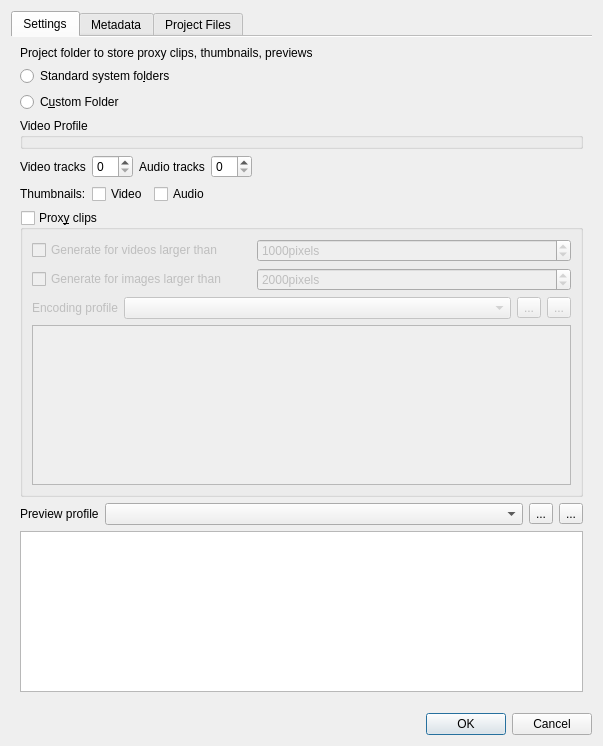
Old version of the form src/ui/projectsettings_ui.ui in the repository KDE/kdenlive.
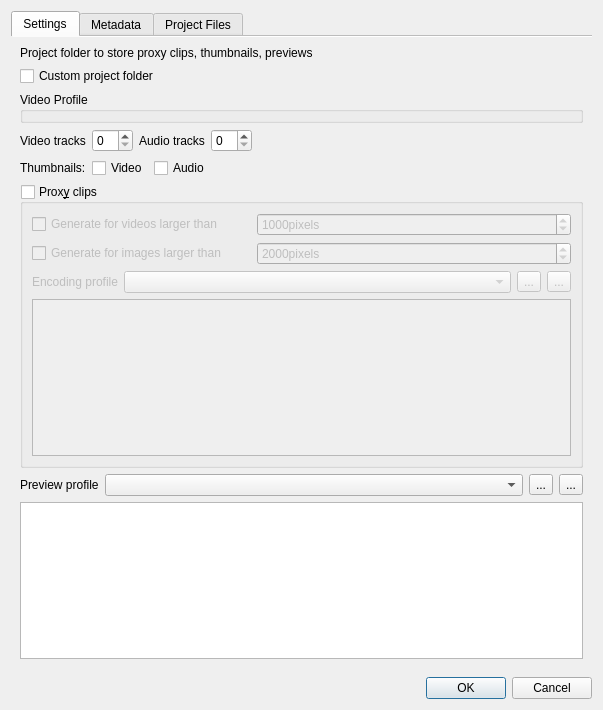
New version of the form. Custom widgets are drawn as their Qt base class.

Commit message: Fix various regressions introduced with project folder change CCBUG: 371965

```diff
--- a/src/ui/projectsettings_ui.ui
+++ b/src/ui/projectsettings_ui.ui
@@ -7,7 +7,7 @@
     <x>0</x>
     <y>0</y>
     <width>591</width>
-    <height>746</height>
+    <height>710</height>
    </rect>
   </property>
   <property name="windowTitle">
@@ -27,26 +27,26 @@
        <string>Settings</string>
       </attribute>
       <layout class="QGridLayout" name="gridLayout">
-       <item row="0" column="0" colspan="4">
-        <widget class="QLabel" name="label_4">
+       <item row="4" column="1">
+        <widget class="QCheckBox" name="video_thumbs">
          <property name="text">
-          <string>Project folder to store proxy clips, thumbnails, previews</string>
+          <string>Video</string>
+         </property>
+        </widget>
+       </item>
+       <item row="4" column="2">
+        <widget class="QCheckBox" name="audio_thumbs">
+         <property name="text">
+          <string>Audio</string>
          </property>
         </widget>
        </item>
        <item row="1" column="0" colspan="4">
-        <widget class="QRadioButton" name="xdg_folder">
-         <property name="text">
-          <string>Standard system fo&amp;lders</string>
-         </property>
-        </widget>
-       </item>
-       <item row="2" column="0" colspan="4">
         <layout class="QHBoxLayout" name="horizontalLayout">
          <item>
-          <widget class="QRadioButton" name="custom_folder">
+          <widget class="QCheckBox" name="custom_folder">
            <property name="text">
-            <string>C&amp;ustom Folder</string>
+            <string>Custom project folder</string>
            </property>
           </widget>
          </item>
@@ -59,14 +59,14 @@
          </item>
         </layout>
        </item>
-       <item row="3" column="0" colspan="4">
+       <item row="2" column="0" colspan="4">
         <widget class="QGroupBox" name="profile_box">
          <property name="title">
           <string>Video Profile</string>
          </property>
         </widget>
        </item>
-       <item row="4" column="0" colspan="4">
+       <item row="3" column="0" colspan="4">
         <layout class="QHBoxLayout" name="horizontalLayout_2">
          <item>
           <widget class="QLabel" name="label_7">
@@ -103,41 +103,21 @@
          </item>
         </layout>
        </item>
-       <item row="5" column="0">
+       <item row="0" column="0" colspan="4">
+        <widget class="QLabel" name="label_4">
+         <property name="text">
+          <string>Project folder to store proxy clips, thumbnails, previews</string>
+         </property>
+        </widget>
+       </item>
+       <item row="4" column="0">
         <widget class="QLabel" name="label_2">
          <property name="text">
           <string>Thumbnails:</string>
          </property>
         </widget>
        </item>
-       <item row="5" column="1">
-        <widget class="QCheckBox" name="video_thumbs">
-         <property name="text">
-          <string>Video</string>
-         </property>
-        </widget>
-       </item>
-       <item row="5" column="2">
-        <widget class="QCheckBox" name="audio_thumbs">
-         <property name="text">
-          <string>Audio</string>
-         </property>
-        </widget>
-       </item>
-       <item row="5" column="3">
-        <spacer name="horizontalSpacer">
-         <property name="orientation">
-          <enum>Qt::Horizontal</enum>
-         </property>
-         <property name="sizeHint" stdset="0">
-          <size>
-           <width>229</width>
-           <height>20</height>
-          </size>
-         </property>
-        </spacer>
-       </item>
-       <item row="6" column="0" colspan="4">
+       <item row="5" column="0" colspan="4">
         <widget class="QGroupBox" name="enable_proxy">
          <property name="title">
           <string>Prox&amp;y clips</string>
@@ -248,7 +228,7 @@
          </layout>
         </widget>
        </item>
-       <item row="7" column="0" colspan="4">
+       <item row="6" column="0" colspan="4">
         <layout class="QHBoxLayout" name="horizontalLayout_4">
          <item>
           <widget class="QLabel" name="label_25">
@@ -292,7 +272,7 @@
          </item>
         </layout>
        </item>
-       <item row="8" column="0" colspan="4">
+       <item row="7" column="0" colspan="4">
         <widget class="QPlainTextEdit" name="previewparams">
          <property name="sizePolicy">
           <sizepolicy hsizetype="Expanding" vsizetype="Maximum">
@@ -305,7 +285,7 @@
          </property>
         </widget>
        </item>
-       <item row="9" column="0" colspan="4">
+       <item row="8" column="0" colspan="4">
         <spacer name="verticalSpacer">
          <property name="orientation">
           <enum>Qt::Vertical</enum>
@@ -318,6 +298,19 @@
          </property>
         </spacer>
        </item>
+       <item row="4" column="3">
+        <spacer name="horizontalSpacer">
+         <property name="orientation">
+          <enum>Qt::Horizontal</enum>
+         </property>
+         <property name="sizeHint" stdset="0">
+          <size>
+           <width>229</width>
+           <height>20</height>
+          </size>
+         </property>
+        </spacer>
+       </item>
       </layout>
       <zorder>label_4</zorder>
       <zorder>project_folder</zorder>
```
Left out of the diff: 34 changed lines with no effect on the pictures. The commit also changes 6 other files.
